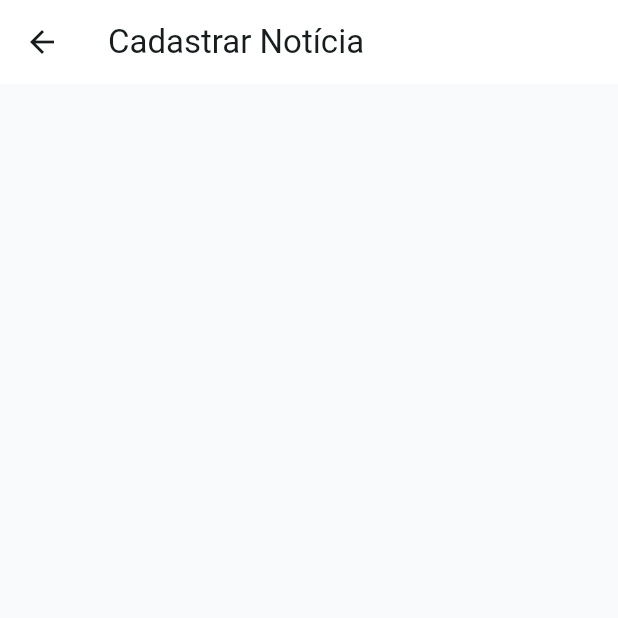
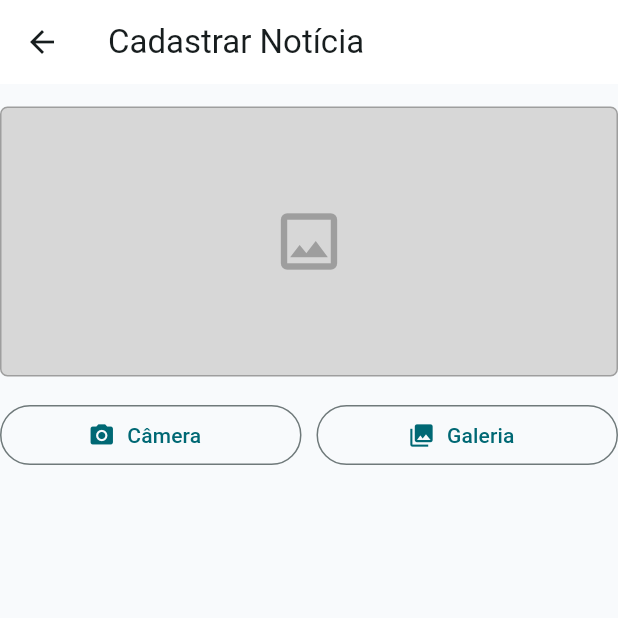
Before and after one commit to luisantonioju/app_noticias, a Flutter app: the CadastrarNoticiaPage screen opened directly, on a phone screen of 412 x 824 dp, the top half of it. Run offline on Flutter 3.47's test engine with Material 3 defaults, Android fonts, the phone set to English and light mode, and no system bars; our stand-ins replace image_picker, shared_preferences; accounts and stored records are empty; network calls fail.

Commit message:
Cadastrar Noticia Page

```diff
--- a/lib/cadastrar_noticia_page.dart
+++ b/lib/cadastrar_noticia_page.dart
@@ -1,5 +1,8 @@
+import 'dart:io';
+
 import 'package:app_noticias/models/noticia.dart';
 import 'package:flutter/material.dart';
+import 'package:image_picker/image_picker.dart';
 
 class CadastrarNoticiaPage extends StatefulWidget {
   final Noticia? noticia;
@@ -10,13 +13,95 @@ class CadastrarNoticiaPage extends StatefulWidget {
 }
 
 class _CadastrarNoticiaPageState extends State<CadastrarNoticiaPage> {
+  final ImagePicker _picker = ImagePicker();
+  File? _imagemSelecionada;
+
+  Future<void> _selecionarImagem(ImageSource origem) async {
+    final XFile? foto = await _picker.pickImage(
+      source: origem,
+      imageQuality: 80,
+    );
+
+    if (foto != null) {
+      setState(() {
+        _imagemSelecionada = File(foto.path);
+      });
+    }
+  }
+
   @override
   Widget build(BuildContext context) {
     return Scaffold(
       appBar: AppBar(
         title: const Text('Cadastrar Notícia'),
       ),
-      body: ListView(),
+      body: ListView(
+        children: [
+          //outros campos
+          const SizedBox(
+            height: 15,
+          ),
+          Container(
+            height: 180,
+            width: double.infinity,
+            decoration: BoxDecoration(
+              color: const Color(0xFFD7D7D7),
+              border: Border.all(color: Colors.grey),
+              borderRadius: BorderRadius.circular(5),
+            ),
+            child: _imagemSelecionada != null
+                ? Image.file(
+                    _imagemSelecionada!,
+                    fit: BoxFit.cover,
+                    width: double.infinity,
+                  )
+                : (widget.noticia != null && widget.noticia!.imagem != null)
+                ? Image.network(
+                    widget.noticia!.imagem!,
+                    fit: BoxFit.cover,
+                    width: double.infinity,
+                    errorBuilder: (context, erro, stack) => const Center(
+                      child: Icon(
+                        Icons.image_outlined,
+                        size: 50,
+                        color: Colors.grey,
+                      ),
+                    ),
+                  )
+                : const Center(
+                    child: Icon(
+                      Icons.image_outlined,
+                      size: 50,
+                      color: Colors.grey,
+                    ),
+                  ),
+          ),
+          const SizedBox(
+            height: 15,
+          ),
+          Row(
+            children: [
+              Expanded(
+                child: OutlinedButton.icon(
+                  onPressed: () => _selecionarImagem(ImageSource.camera),
+                  icon: const Icon(Icons.camera_alt),
+                  label: const Text('Câmera'),
+                ),
+              ),
+              const SizedBox(
+                width: 10,
+              ),
+              Expanded(
+                child: OutlinedButton.icon(
+                  onPressed: () => _selecionarImagem(ImageSource.gallery),
+                  icon: const Icon(Icons.photo_library),
+                  label: const Text('Galeria'),
+                ),
+              ),
+            ],
+          ),
+        ],
+      ),
     );
   }
 }
--- a/pubspec.yaml
+++ b/pubspec.yaml
@@ -17,6 +17,7 @@ dependencies:
   flutter_launcher_icons: ^0.14.4
   flutter_native_splash: ^2.4.7
   shared_preferences: ^2.5.5
+  image_picker: ^1.2.3
 
 dev_dependencies:
   flutter_test:
```
Also changed, not shown: pubspec.lock, 5 other files.
